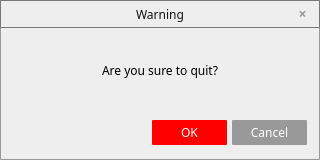
lesliefish/Qt, file Tools/Main/src/UI/WarningDlg/warningdlg.ui: the form before one commit.
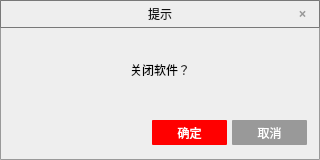
The form after the commit. Icons and pictures are not drawn.

Commit message:
主要是添加了软件说明窗口
主要是添加了软件说明窗口

```diff
--- a/Tools/Main/src/UI/WarningDlg/warningdlg.ui
+++ b/Tools/Main/src/UI/WarningDlg/warningdlg.ui
@@ -140,6 +140,12 @@
             <height>28</height>
            </size>
           </property>
+          <property name="font">
+           <font>
+            <family>微软雅黑</family>
+            <pointsize>9</pointsize>
+           </font>
+          </property>
           <property name="styleSheet">
            <string notr="true">QPushButton#m_titleTextBtn
 {
@@ -154,7 +160,7 @@
 }</string>
           </property>
           <property name="text">
-           <string>Warning</string>
+           <string>提示</string>
           </property>
          </widget>
         </item>
@@ -232,8 +238,14 @@
      </item>
      <item>
       <widget class="QLabel" name="label">
+       <property name="font">
+        <font>
+         <family>微软雅黑</family>
+         <pointsize>9</pointsize>
+        </font>
+       </property>
        <property name="text">
-        <string>Are you sure to quit?</string>
+        <string>关闭软件？</string>
        </property>
       </widget>
      </item>
@@ -315,6 +327,15 @@
            <height>25</height>
           </size>
          </property>
+         <property name="font">
+          <font>
+           <family>微软雅黑</family>
+           <pointsize>-1</pointsize>
+           <weight>50</weight>
+           <italic>false</italic>
+           <bold>false</bold>
+          </font>
+         </property>
          <property name="styleSheet">
           <string notr="true">QPushButton#m_OKBtn
 {
@@ -332,7 +353,7 @@
 }</string>
          </property>
          <property name="text">
-          <string>OK</string>
+          <string>确定</string>
          </property>
         </widget>
        </item>
@@ -366,6 +387,15 @@
            <height>25</height>
           </size>
          </property>
+         <property name="font">
+          <font>
+           <family>微软雅黑</family>
+           <pointsize>-1</pointsize>
+           <weight>50</weight>
+           <italic>false</italic>
+           <bold>false</bold>
+          </font>
+         </property>
          <property name="styleSheet">
           <string notr="true">QPushButton#m_cancleBtn
 {
@@ -383,7 +413,7 @@
 }</string>
          </property>
          <property name="text">
-          <string>Cancel</string>
+          <string>取消</string>
          </property>
         </widget>
        </item>
```
Left out of the diff: 2 changed lines with no effect on the pictures. The commit also changes 13 other files.
